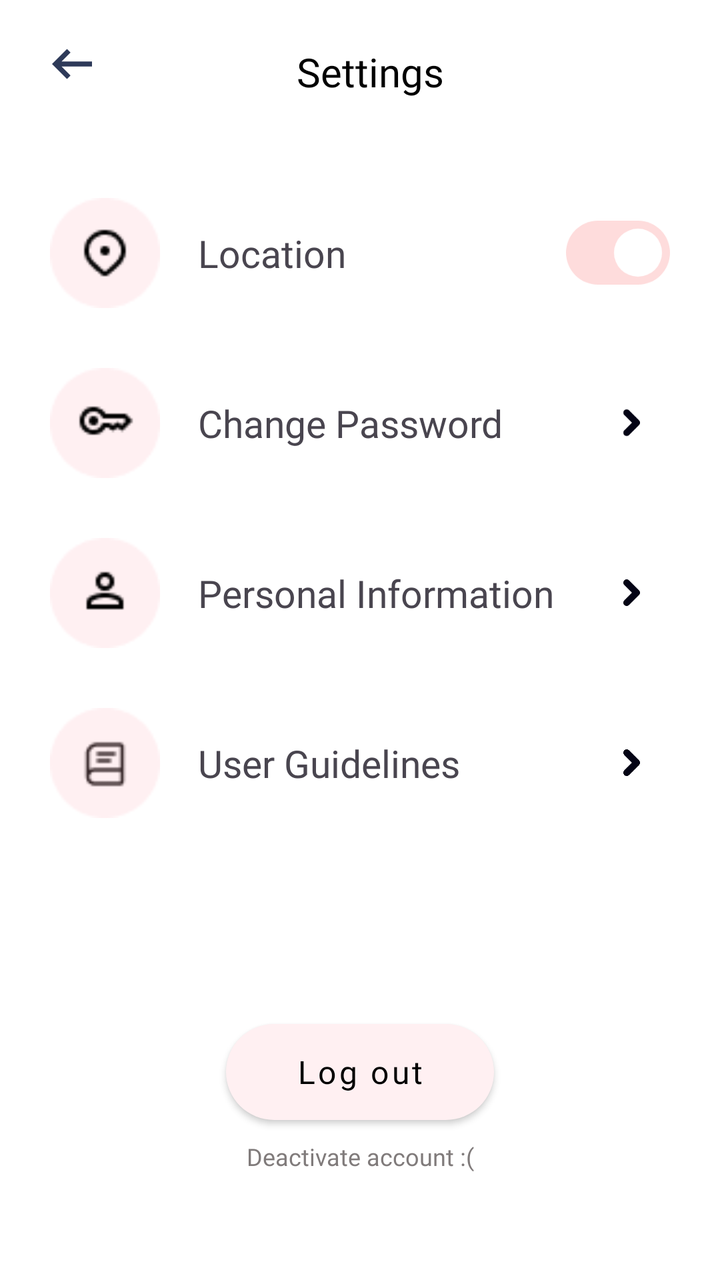
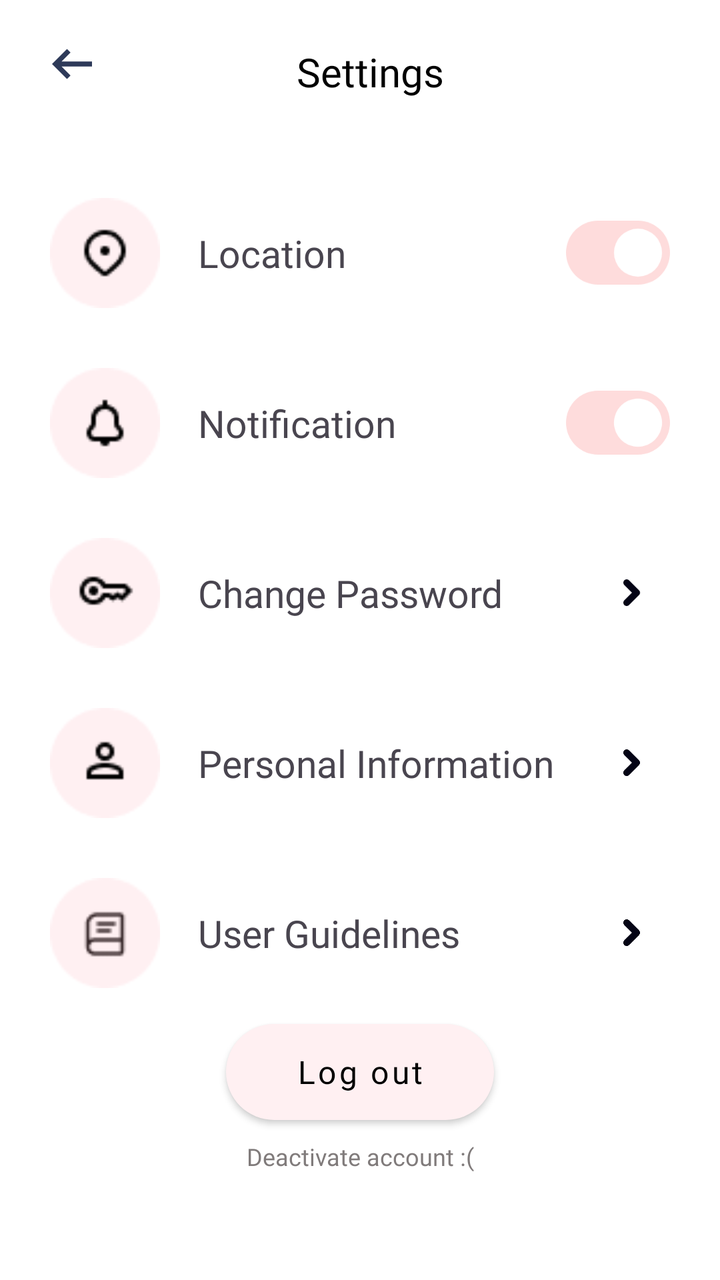

Two renders of the same Android screen: before a commit and after it. Below are the layout's source before the change and the commit's diff.
<!-- AndroidManifest.xml: application theme Theme.PulseStepApplication -->
<!-- res/layout/settings.xml -->
<?xml version="1.0" encoding="utf-8"?>
<androidx.constraintlayout.widget.ConstraintLayout xmlns:android="http://schemas.android.com/apk/res/android"
    xmlns:tools="http://schemas.android.com/tools"
    android:layout_width="match_parent"
    android:layout_height="match_parent"
    xmlns:app="http://schemas.android.com/apk/res-auto"
    tools:context=".ProfileFragment"
    android:background="@color/white">

    
    <androidx.appcompat.widget.Toolbar
        android:id="@+id/toolbar_settings"
        android:layout_width="match_parent"
        android:layout_height="wrap_content"
        android:background="@color/white"
        android:minHeight="?attr/actionBarSize"
        android:theme="?attr/actionBarTheme"
        app:layout_constraintTop_toTopOf="parent">

        <ImageView
            android:id="@+id/back_button_setting_page"
            android:layout_width="wrap_content"
            android:layout_height="wrap_content"
            android:layout_gravity="start"
            android:contentDescription="Back"
            android:paddingStart="5dp"
            android:paddingTop="12dp"
            android:paddingBottom="12dp"
            android:src="@drawable/ic_back_arrow" />

        <TextView
            android:id="@+id/settings"
            android:layout_width="wrap_content"
            android:layout_height="wrap_content"
            android:layout_gravity="center"
            android:fontFamily="@font/overpass_bold"
            android:paddingLeft="10dp"
            android:paddingTop="8dp"
            android:text="Settings"
            android:textColor="@color/black"
            android:textSize="20sp" />

    </androidx.appcompat.widget.Toolbar>

    <LinearLayout
        android:id="@+id/setting_list"
        android:layout_width="match_parent"
        android:layout_height="wrap_content"
        android:orientation="vertical"
        android:layout_marginTop="20dp"
        app:layout_constraintTop_toBottomOf="@+id/toolbar_settings">

        <LinearLayout
            android:id="@+id/location"
            android:layout_width="match_parent"
            android:layout_height="wrap_content"
            android:gravity="center_vertical"
            android:orientation="horizontal"
            android:paddingLeft ="25dp"
            android:paddingRight="25dp"
            android:paddingTop="15dp"
            android:paddingBottom="15dp">

            <ImageView
                android:layout_width="55dp"
                android:layout_height="55dp"
                android:src="@drawable/ic_location" />

            <TextView
                android:id="@+id/location_label"
                android:layout_width="0dp"
                android:layout_height="wrap_content"
                android:layout_weight="5"
                android:text="Location"
                android:paddingLeft="19dp"
                android:fontFamily="@font/overpass_medium"
                android:textSize="19sp" />

            <com.google.android.material.materialswitch.MaterialSwitch
                android:id="@+id/location_switch"
                android:layout_width="wrap_content"
                android:layout_height="match_parent"
                app:trackTint="@color/dark_pink"
                android:checked="true" />
        </LinearLayout>

        
        <LinearLayout
            android:id="@+id/reset_password"
            android:layout_width="match_parent"
            android:layout_height="wrap_content"
            android:orientation="horizontal"
            android:paddingLeft ="25dp"
            android:paddingRight="25dp"
            android:paddingTop="15dp"
            android:paddingBottom="15dp"
            android:gravity="center_vertical"
            app:layout_constraintTop_toBottomOf="@+id/light">

            <ImageView
                android:layout_width="55dp"
                android:layout_height="55dp"
                android:src="@drawable/ic_reset_password" />

            <TextView
                android:id="@+id/reset_password_label"
                android:layout_width="0dp"
                android:layout_height="wrap_content"
                android:paddingLeft="19dp"
                android:text="Change Password"
                android:layout_weight="5"
                android:fontFamily="@font/overpass_medium"
                android:textSize="19sp" />

            <ImageView
                android:layout_width="40dp"
                android:layout_height="40dp"
                android:src="@drawable/ic_setting_arrow" />
        </LinearLayout>

        
        <LinearLayout
            android:id="@+id/pesonal_info"
            android:layout_width="match_parent"
            android:layout_height="wrap_content"
            android:orientation="horizontal"
            android:paddingLeft ="25dp"
            android:paddingRight="25dp"
            android:paddingTop="15dp"
            android:paddingBottom="15dp"
            android:gravity="center_vertical"
            app:layout_constraintTop_toBottomOf="@+id/light">

            <ImageView
                android:layout_width="55dp"
                android:layout_height="55dp"
                android:src="@drawable/ic_personal_info" />

            <TextView
                android:id="@+id/personal_info_label"
                android:layout_width="0dp"
                android:layout_height="wrap_content"
                android:paddingLeft="19dp"
                android:text="Personal Information"
                android:layout_weight="5"
                android:fontFamily="@font/overpass_medium"
                android:textSize="19sp" />

            <ImageView
                android:layout_width="40dp"
                android:layout_height="40dp"
                android:src="@drawable/ic_setting_arrow" />
        </LinearLayout>


        <LinearLayout
            android:id="@+id/user_guide_lines"
            android:layout_width="match_parent"
            android:layout_height="wrap_content"
            android:orientation="horizontal"
            android:paddingLeft ="25dp"
            android:paddingRight="25dp"
            android:paddingTop="15dp"
            android:paddingBottom="15dp"
            android:gravity="center_vertical"
            app:layout_constraintTop_toBottomOf="@+id/light">

            <ImageView
                android:layout_width="55dp"
                android:layout_height="55dp"
                android:src="@drawable/userbook" />

            <TextView
                android:id="@+id/user_guide_lines_label"
                android:layout_width="0dp"
                android:layout_height="wrap_content"
                android:paddingLeft="19dp"
                android:text="User Guidelines"
                android:layout_weight="5"
                android:fontFamily="@font/overpass_medium"
                android:textSize="19sp" />

            <ImageView
                android:layout_width="40dp"
                android:layout_height="40dp"
                android:src="@drawable/ic_setting_arrow" />
        </LinearLayout>
    </LinearLayout>

    
    <Button
        android:id="@+id/bt_logout_settings"
        android:layout_width="134dp"
        android:layout_height="48dp"
        android:layout_marginBottom="80dp"
        android:background="@drawable/bt_logout"
        android:text="Log out"
        android:textSize="16sp"
        android:fontFamily="@font/overpass_medium"
        android:textColor="@color/black"
        android:textAllCaps="false"
        app:layout_constraintBottom_toBottomOf="parent"
        app:layout_constraintEnd_toEndOf="parent"
        app:layout_constraintStart_toStartOf="parent" />

    <TextView
        android:id="@+id/bt_deactivate"
        android:layout_width="wrap_content"
        android:layout_height="wrap_content"
        android:text="Deactivate account :("
        android:textSize="12sp"
        android:textColor="@color/gray"
        android:layout_gravity="center"
        android:fontFamily="@font/overpass_regular"
        android:clickable="true"
        android:focusable="true"
        android:layout_marginTop="10dp"
        app:layout_constraintTop_toBottomOf="@id/bt_logout_settings"
        app:layout_constraintStart_toStartOf="parent"
        app:layout_constraintEnd_toEndOf="parent"
        />

</androidx.constraintlayout.widget.ConstraintLayout>
<!-- resources referenced by this layout -->
<resources>
  <color name="black">#FF000000</color>
  <color name="dark_pink">#FEDCDC</color>
  <color name="gray">#807B7B</color>
  <color name="white">#FFFFFF</color>
  <!-- drawable bt_logout (drawable) -->
  <?xml version="1.0" encoding="utf-8"?>
  <ripple xmlns:android="http://schemas.android.com/apk/res/android" android:color="@color/ripple_gray">
      <item>
          <shape android:shape="rectangle">
              <solid android:color="@color/pink" />
              <corners android:radius="30dp" />
          </shape>
      </item>
  
      <item android:id="@android:id/mask">
          <shape android:shape="rectangle">
              <solid android:color="#FFFFFF" />
              <corners android:radius="30dp" />
          </shape>
      </item>
  </ripple>
  <!-- drawable ic_back_arrow (drawable) -->
  <vector xmlns:android="http://schemas.android.com/apk/res/android"
      android:viewportWidth="24"
      android:viewportHeight="24"
      android:width="30dp"
      android:height="30dp">
      <path
          android:pathData="M7.83 11L11.41 7.41L10 6L4 12L10 18L11.41 16.59L7.83 13H20V11H7.83Z"
          android:fillColor="#2E3A59" />
  </vector>
  <!-- drawable ic_location: png bitmap (drawable, 1572 bytes) -->
  <!-- drawable ic_personal_info: png bitmap (drawable, 1322 bytes) -->
  <!-- drawable ic_reset_password: png bitmap (drawable, 1364 bytes) -->
  <!-- drawable ic_setting_arrow (drawable) -->
  <vector xmlns:android="http://schemas.android.com/apk/res/android"
      android:width="24dp"
      android:height="24dp"
      android:viewportWidth="24.0"
      android:viewportHeight="24.0">
      <path
          android:pathData="M10.2929 8.29289C10.6834 7.90237 11.3166 7.90237 11.7071 8.29289L14.7071 11.2929C15.0976 11.6834 15.0976 12.3166 14.7071 12.7071L11.7071 15.7071C11.3166 16.0976 10.6834 16.0976 10.2929 15.7071C9.90237 15.3166 9.90237 14.6834 10.2929 14.2929L12.5858 12L10.2929 9.70711C9.90237 9.31658 9.90237 8.68342 10.2929 8.29289Z"
          android:fillType="evenOdd"
          android:fillColor="#040415" />
  </vector>
  <!-- drawable userbook: png bitmap (drawable, 1225 bytes) -->
  <style name="Theme.PulseStepApplication" parent="Base.Theme.PulseStepApplication" />
  <color name="ripple_gray">#488E8D8D</color>
  <color name="pink">#FFF0F2</color>
  <style name="Base.Theme.PulseStepApplication" parent="Theme.Material3.Light.NoActionBar">
          
          <item name="colorPrimary">@color/orange</item>
          <item name="materialButtonStyle">@style/bt_workout</item>
  
      </style>
  <color name="orange">#FFA07A</color>
  <style name="bt_workout" parent="Widget.MaterialComponents.Button">
          <item name="backgroundTint">@null</item> 
          <item name="background">@drawable/bg_ripple</item>
      </style>
  <!-- drawable bg_ripple (drawable) -->
  <ripple xmlns:android="http://schemas.android.com/apk/res/android"
      android:color="@color/ripple_gray">
  
      <item>
          <layer-list>
              
              <item>
                  <shape android:shape="oval">
                      <gradient
                          android:centerX="0.5"
                          android:centerY="0.5"
                          android:endColor="@android:color/transparent"
                          android:gradientRadius="300dp"
                          android:startColor="@color/light_gray"
                          android:type="radial" />
                  </shape>
              </item>
  
              
              <item android:bottom="20dp" android:left="20dp" android:right="20dp" android:top="20dp">
                  <shape android:shape="oval">
                      <solid android:color="@color/orange" />
                  </shape>
              </item>
  
          </layer-list>
      </item>
  
  
  </ripple>
  <color name="light_gray">#D3D3D3</color>
</resources>

<!-- the commit's change to res/layout/settings.xml (unified diff, before → after) -->
@@ -86,6 +86,42 @@
 
         
         <LinearLayout
+            android:id="@+id/notification"
+            android:layout_width="match_parent"
+            android:layout_height="wrap_content"
+            android:orientation="horizontal"
+            android:paddingLeft ="25dp"
+            android:paddingRight="25dp"
+            android:paddingTop="15dp"
+            android:paddingBottom="15dp"
+            android:gravity="center_vertical"
+            app:layout_constraintTop_toBottomOf="@+id/location">
+
+            <ImageView
+                android:layout_width="55dp"
+                android:layout_height="55dp"
+                android:src="@drawable/ic_notification" />
+
+            <TextView
+                android:id="@+id/notification_label"
+                android:layout_width="0dp"
+                android:layout_height="wrap_content"
+                android:layout_weight="5"
+                android:paddingLeft="19dp"
+                android:text="Notification"
+                android:fontFamily="@font/overpass_medium"
+                android:textSize="19sp" />
+
+            <com.google.android.material.materialswitch.MaterialSwitch
+                android:id="@+id/notification_switch"
+                android:layout_width="wrap_content"
+                android:layout_height="match_parent"
+                app:trackTint="@color/dark_pink"
+                android:checked="true" />
+        </LinearLayout>
+
+        
+        <LinearLayout
             android:id="@+id/reset_password"
             android:layout_width="match_parent"
             android:layout_height="wrap_content"
@@ -186,6 +222,7 @@
                 android:src="@drawable/ic_setting_arrow" />
         </LinearLayout>
     </LinearLayout>
+
 
     
     <Button
<!-- resource entries referenced after the edit -->
@@ -32,6 +32,7 @@
           android:fillColor="#2E3A59" />
   </vector>
   <!-- drawable ic_location: png bitmap (drawable, 1572 bytes) -->
+  <!-- drawable ic_notification: png bitmap (drawable, 1362 bytes) -->
   <!-- drawable ic_personal_info: png bitmap (drawable, 1322 bytes) -->
   <!-- drawable ic_reset_password: png bitmap (drawable, 1364 bytes) -->
   <!-- drawable ic_setting_arrow (drawable) -->
